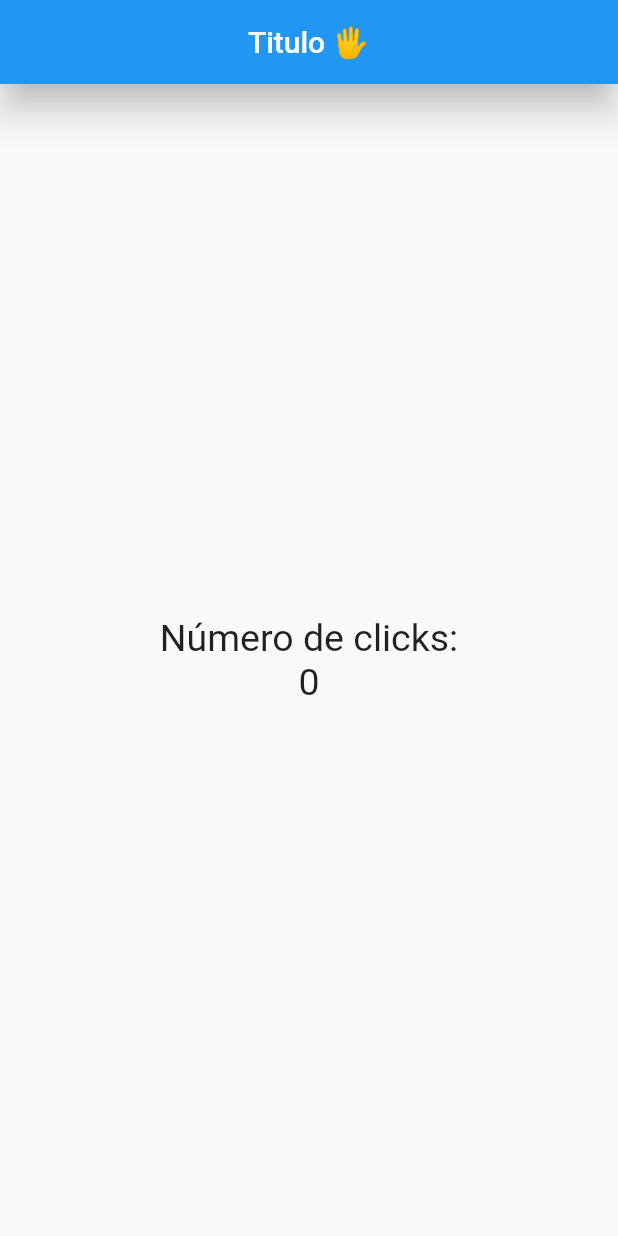
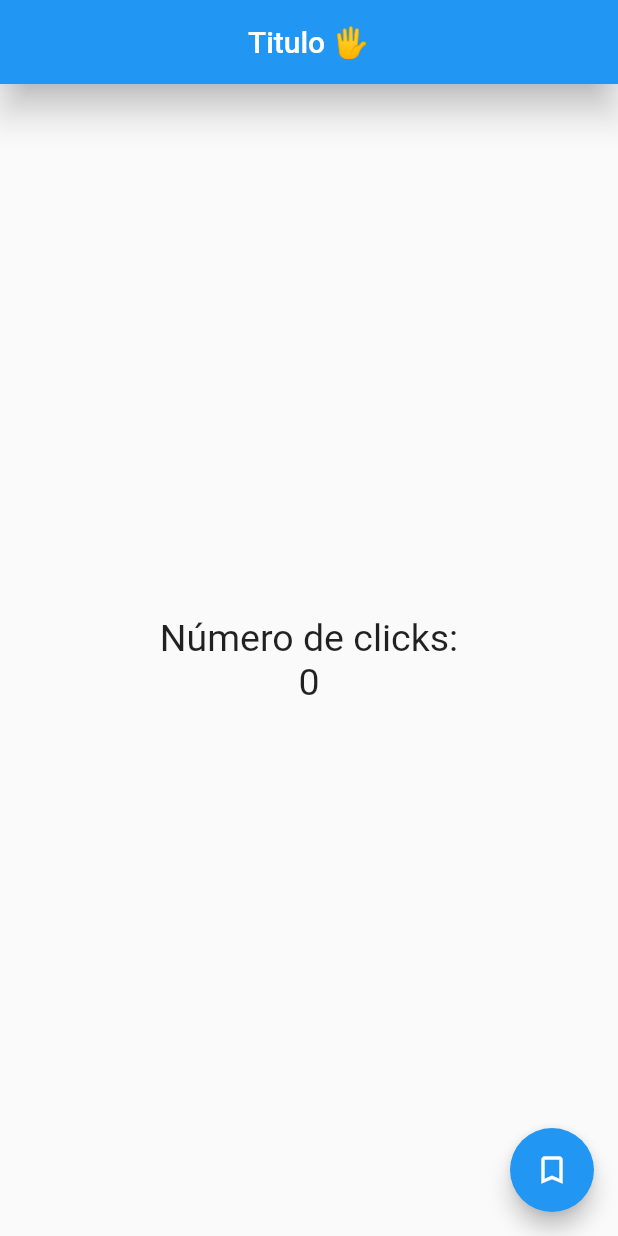
Before and after one commit to JHORJE18/Flutter_Contador, a Flutter app: the screen it shows after launch, on a phone screen of 412 x 824 dp. Run offline on Flutter 3.47's test engine with Material 2 defaults, Android fonts, the phone set to English and light mode, and no system bars.

Commit message:
Botón flotante

```diff
--- a/lib/src/pages/home_page.dart
+++ b/lib/src/pages/home_page.dart
@@ -20,6 +20,13 @@ class HomePage extends StatelessWidget {
           ],
           mainAxisAlignment: MainAxisAlignment.center,
         ),
-        ));
+      ),
+      floatingActionButton: FloatingActionButton(
+        onPressed: () {
+          print('Hola Mundo');
+        },
+        child: Icon(Icons.bookmark_border),
+      ),
+    );
   }
 }
```
Lines whose indentation alone changed are shown as unchanged.
